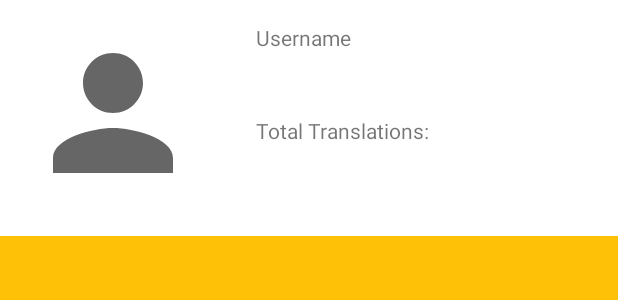
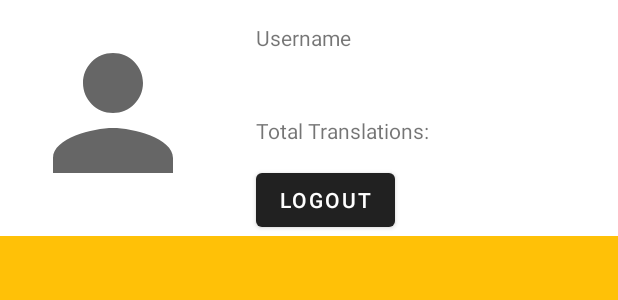
Before and after one commit to Nafyou/Echo, an Android app: the layout fragment_profile.xml on its own in the app's theme, with its tools: preview values and no code run, on a phone screen of 412 x 824 dp. Shown: the top 300 px of the screen. Run offline under Robolectric (Android 15) with nearby library versions, the phone set to English and light mode, and no system bars.

Commit message:
Created logout button in profile view

```diff
--- a/Echo/app/src/main/res/layout/fragment_compose.xml
+++ b/Echo/app/src/main/res/layout/fragment_compose.xml
@@ -14,7 +14,6 @@
         android:layout_height="wrap_content"
         android:layout_marginLeft="16dp"
         android:layout_marginRight="16dp"
-        android:background="@drawable/et_style"
         android:ems="10"
         android:hint="@string/language"
         android:importantForAutofill="no"
@@ -29,7 +28,6 @@
         android:layout_marginLeft="16dp"
         android:layout_marginTop="16dp"
         android:layout_marginRight="16dp"
-        android:background="@drawable/et_style"
         android:hint="@string/word_phrase"
         android:importantForAutofill="no"
         android:inputType="text"
@@ -44,7 +42,6 @@
         android:layout_marginLeft="16dp"
         android:layout_marginTop="16dp"
         android:layout_marginRight="16dp"
-        android:background="@drawable/et_style"
         android:hint="@string/translation"
         android:importantForAutofill="no"
         android:inputType="text"
@@ -58,7 +55,6 @@
         android:layout_marginLeft="16dp"
         android:layout_marginTop="16dp"
         android:layout_marginRight="16dp"
-        android:background="@drawable/et_style"
         android:hint="@string/description"
         android:importantForAutofill="no"
         android:inputType="textMultiLine"
@@ -72,7 +68,6 @@
         android:layout_marginLeft="16dp"
         android:layout_marginTop="16dp"
         android:layout_marginRight="16dp"
-        android:background="@drawable/et_style"
         android:ems="10"
         android:hint="@string/category"
         android:importantForAutofill="no"
@@ -87,7 +82,6 @@
         android:layout_below="@+id/etCategory"
         android:layout_marginLeft="155dp"
         android:layout_marginTop="13dp"
-        android:background="@drawable/btn_style"
         android:backgroundTint="@color/white"
         android:backgroundTintMode="src_over"
         android:insetLeft="14dp"
--- a/Echo/app/src/main/res/layout/fragment_profile.xml
+++ b/Echo/app/src/main/res/layout/fragment_profile.xml
@@ -61,4 +61,15 @@
         android:layout_toEndOf="@+id/imageView2"
         android:text="Total Translations: " />
 
+    <Button
+        android:id="@+id/btnLogout"
+        android:layout_width="wrap_content"
+        android:layout_height="wrap_content"
+        android:layout_below="@+id/tvPfpTransl"
+        android:layout_centerHorizontal="true"
+        android:layout_marginStart="35dp"
+        android:layout_marginTop="2dp"
+        android:layout_toEndOf="@+id/imageView2"
+        android:text="Logout" />
+
 </RelativeLayout>
--- a/Echo/app/src/main/res/values-night/themes.xml
+++ b/Echo/app/src/main/res/values-night/themes.xml
@@ -2,12 +2,10 @@
     <!-- Base application theme. -->
     <style name="Theme.Echo" parent="Theme.MaterialComponents.DayNight.DarkActionBar">
         <!-- Primary brand color. -->
-        <item name="colorPrimary">@color/purple_200</item>
-        <item name="colorPrimaryVariant">@color/purple_700</item>
+
         <item name="colorOnPrimary">@color/black</item>
         <!-- Secondary brand color. -->
-        <item name="colorSecondary">@color/teal_200</item>
-        <item name="colorSecondaryVariant">@color/teal_200</item>
+
         <item name="colorOnSecondary">@color/black</item>
         <!-- Status bar color. -->
         <item name="android:statusBarColor" tools:targetApi="l">?attr/colorPrimaryVariant</item>
--- a/Echo/app/src/main/res/values/themes.xml
+++ b/Echo/app/src/main/res/values/themes.xml
@@ -2,12 +2,10 @@
     <!-- Base application theme. -->
     <style name="Theme.Echo" parent="Theme.MaterialComponents.DayNight.DarkActionBar">
         <!-- Primary brand color. -->
-        <item name="colorPrimary">@color/purple_500</item>
-        <item name="colorPrimaryVariant">@color/purple_700</item>
+
         <item name="colorOnPrimary">@color/white</item>
         <!-- Secondary brand color. -->
-        <item name="colorSecondary">@color/teal_200</item>
-        <item name="colorSecondaryVariant">@color/teal_700</item>
+
         <item name="colorOnSecondary">@color/black</item>
         <!-- Status bar color. -->
         <item name="android:statusBarColor" tools:targetApi="l">?attr/colorPrimaryVariant</item>
```
Also changed, not shown: Echo/app/src/main/java/com/example/echo/fragments/ProfileFragment.java (+17 -0 lines).
